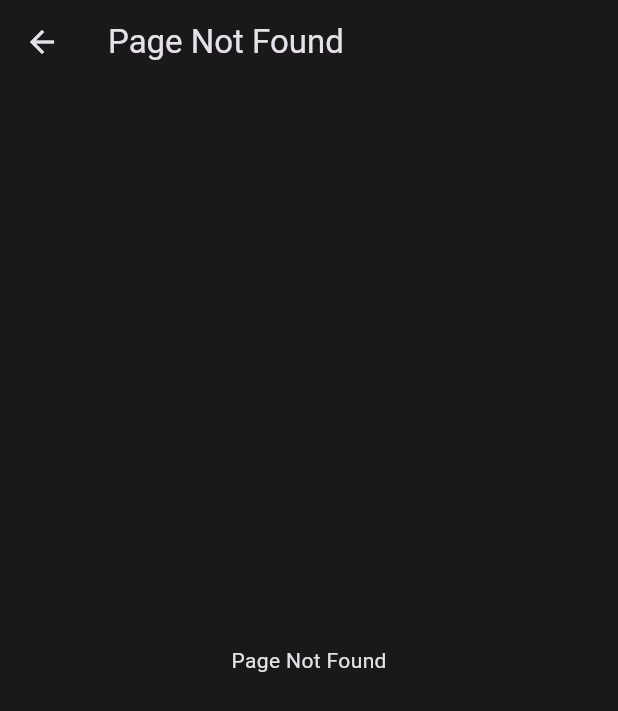
After one commit to mario-dg/lategram, a Flutter app: the PageNotFoundScreen screen opened directly, on a phone screen of 412 x 824 dp. The commit adds this screen. Shown: the top 711 px of the screen. Run offline on Flutter 3.47's test engine with Material 3 defaults, Android fonts, the phone set to English and light mode, and no system bars; our stand-ins replace flutter_feather_icons, flutter_svg.

Commit message:
Add cleaner Routing of Pages

```diff
--- a/lib/features/presentation/screens/home/home_screen.dart
+++ b/lib/features/presentation/screens/home/home_screen.dart
@@ -1,8 +1,6 @@
 import 'package:flutter/material.dart';
 import 'package:flutter_feather_icons/flutter_feather_icons.dart';
 import 'package:flutter_svg/flutter_svg.dart';
-import 'package:lategram/features/presentation/screens/post/comment/comment_screen.dart';
-import 'package:lategram/features/utils/helpers.dart';
 import 'package:lategram/globals.dart';
 
 import '../post/widgets/post_widget.dart';
--- /dev/null
+++ b/lib/features/presentation/screens/page_not_found_screen.dart
@@ -0,0 +1,20 @@
+import 'package:flutter/material.dart';
+import 'package:lategram/globals.dart';
+
+class PageNotFoundScreen extends StatelessWidget {
+  const PageNotFoundScreen({super.key});
+
+  @override
+  Widget build(BuildContext context) {
+    return Scaffold(
+      backgroundColor: mobileBackgroundColor,
+      appBar: AppBar(
+        backgroundColor: mobileBackgroundColor,
+        title: const Text("Page Not Found"),
+      ),
+      body: const Center(
+        child: Text("Page Not Found"),
+      ),
+    );
+  }
+}
--- a/lib/globals.dart
+++ b/lib/globals.dart
@@ -22,3 +22,11 @@ const mainScreenPages = [
   ActivityScreen(),
   ProfileScreen(),
 ];
+
+class Pages {
+  static const String editProfile = "editProfile";
+  static const String updatePost = "updatePost";
+  static const String comment = "comment";
+  static const String login = "login";
+  static const String signup = "signup";
+}
```
Also changed, not shown: lib/features/presentation/screens/credentials/login_screen.dart (+2 -5 lines), lib/features/presentation/screens/credentials/signup_screen.dart (+2 -6 lines), lib/features/presentation/screens/post/widgets/post_widget.dart (+3 -14 lines), lib/features/presentation/screens/profile/profile_screen.dart (+2 -5 lines), lib/main.dart (+7 -1 lines), lib/on_generate_rout.dart (added, +31 -0 lines).
